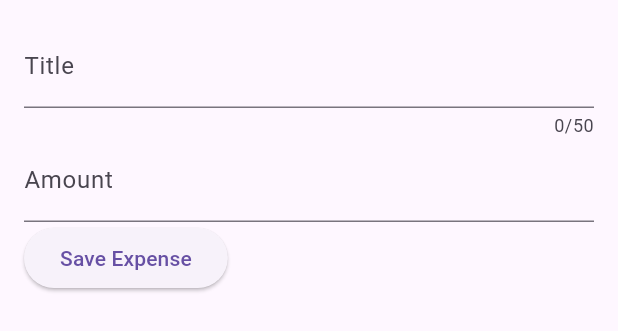
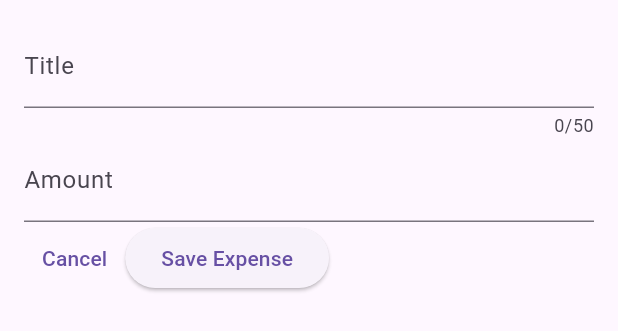
Before and after one commit to snaxy318/expense_tracker, a Flutter app: the NewExpense widget shown alone on an empty page, opened directly, on a phone screen of 412 x 824 dp. Shown: the top 331 px of the screen. Run offline on Flutter 3.47's test engine with Material 3 defaults, Android fonts, the phone set to English and light mode, and no system bars.

Commit message:
added prefix text in amount and added cancel button

```diff
--- a/lib/widgets/new_expense.dart
+++ b/lib/widgets/new_expense.dart
@@ -37,11 +37,16 @@ class _NewExpenseState extends State<NewExpense> {
             controller: _amountController,
             keyboardType: TextInputType.number,
             decoration: const InputDecoration(
+              prefixText: '\$',
               label: Text('Amount'),
             ),
           ),
           Row(
             children: [
+              TextButton(
+                onPressed: () {},
+                child: const Text('Cancel'),
+              ),
               ElevatedButton(
                 onPressed: () {
                   print(_titleController.text);
```
